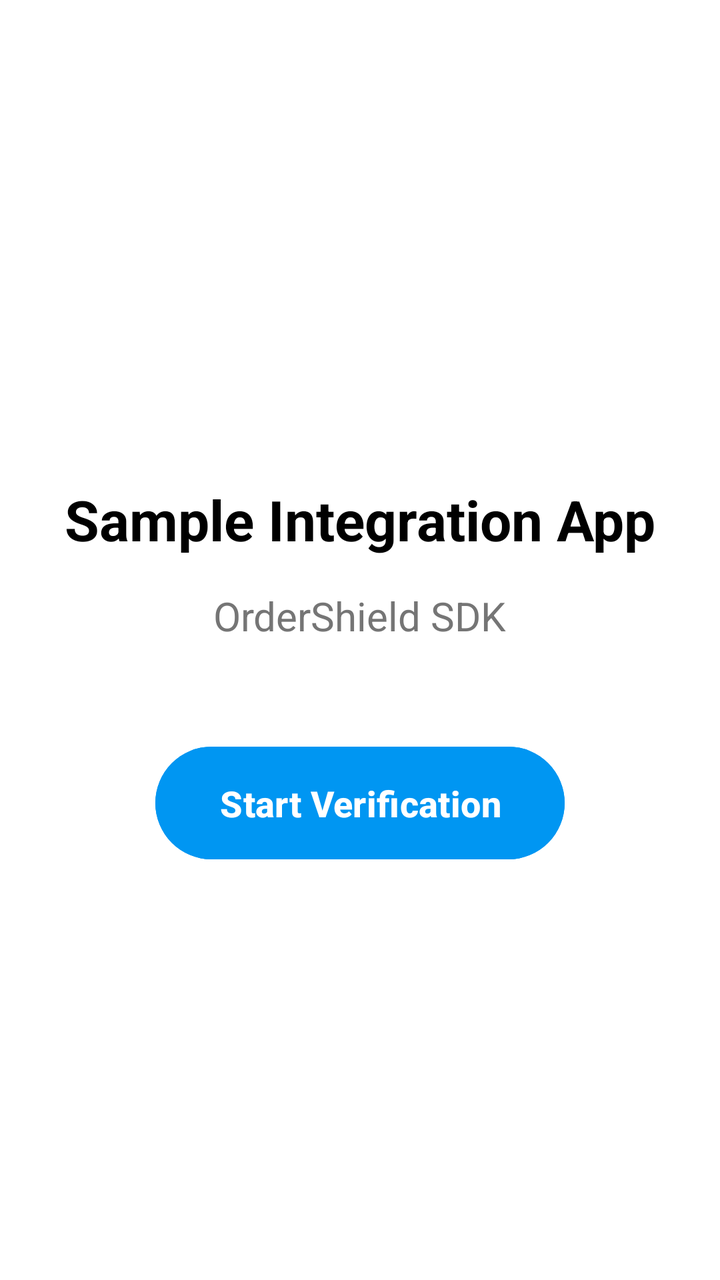
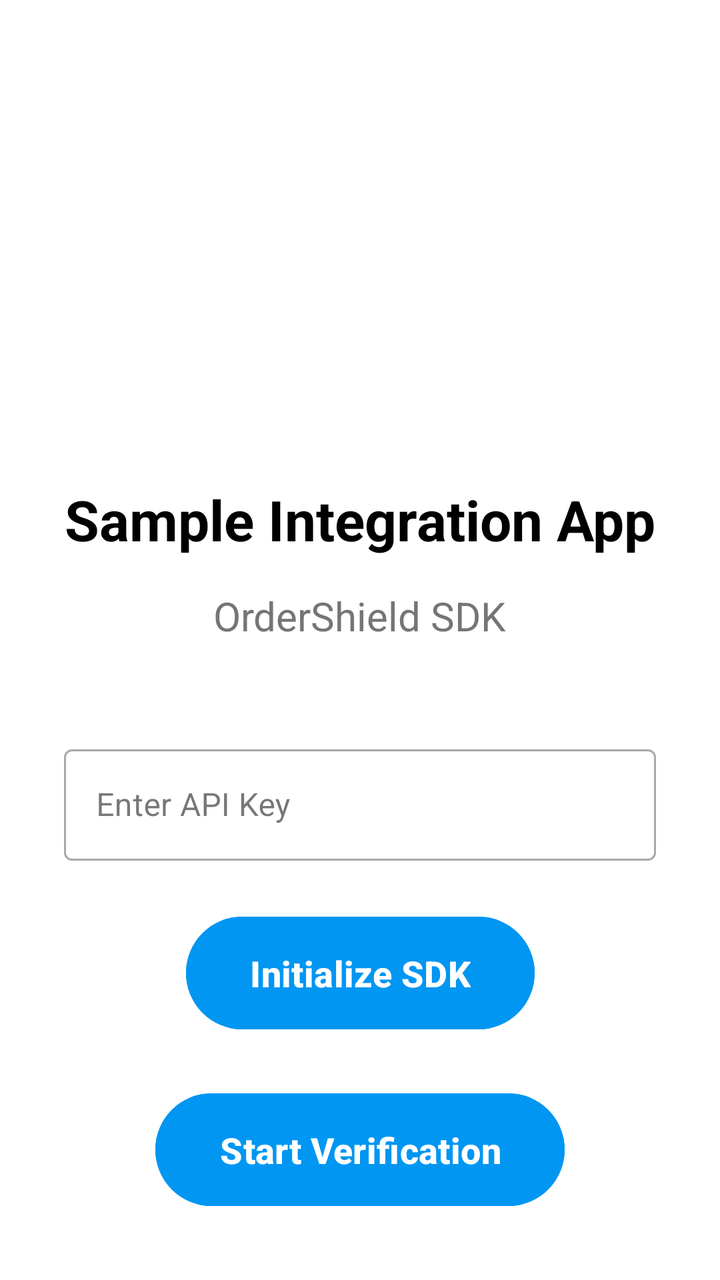

An Android layout rendered at two revisions. The XML below is the earlier revision; the diff shows what the commit changed to produce the second picture.
<!-- AndroidManifest.xml: application theme Theme.OrderShieldSDK -->
<!-- res/layout/activity_main.xml -->
<?xml version="1.0" encoding="utf-8"?>
<androidx.constraintlayout.widget.ConstraintLayout xmlns:android="http://schemas.android.com/apk/res/android"
    xmlns:app="http://schemas.android.com/apk/res-auto"
    xmlns:tools="http://schemas.android.com/tools"
    android:id="@+id/main"
    android:layout_width="match_parent"
    android:layout_height="match_parent"
    android:background="@color/white"
    tools:context=".MainActivity">

    <TextView
        android:id="@+id/tvTitle"
        android:layout_width="wrap_content"
        android:layout_height="wrap_content"
        android:text="@string/sample_integration_app"
        android:textSize="28sp"
        android:textStyle="bold"
        android:textColor="@color/black"
        app:layout_constraintTop_toTopOf="parent"
        app:layout_constraintBottom_toBottomOf="parent"
        app:layout_constraintStart_toStartOf="parent"
        app:layout_constraintEnd_toEndOf="parent"
        app:layout_constraintVertical_chainStyle="packed"
        app:layout_constraintVertical_bias="0.4" />

    <TextView
        android:id="@+id/tvSubtitle"
        android:layout_width="wrap_content"
        android:layout_height="wrap_content"
        android:text="@string/ordershield_sdk"
        android:textSize="20sp"
        android:textColor="@color/gray_light"
        app:layout_constraintTop_toBottomOf="@id/tvTitle"
        app:layout_constraintStart_toStartOf="parent"
        app:layout_constraintEnd_toEndOf="parent"
        android:layout_marginTop="16dp" />

    <com.google.android.material.button.MaterialButton
        android:id="@+id/btnStartVerification"
        android:layout_width="wrap_content"
        android:layout_height="wrap_content"
        android:text="@string/start_verification"
        android:textSize="18sp"
        android:textStyle="bold"
        android:textColor="@color/white"
        android:paddingStart="32dp"
        android:paddingEnd="32dp"
        android:paddingTop="16dp"
        android:paddingBottom="16dp"
        android:backgroundTint="@color/blue_primary"
        app:layout_constraintTop_toBottomOf="@id/tvSubtitle"
        app:layout_constraintStart_toStartOf="parent"
        app:layout_constraintEnd_toEndOf="parent"
        android:layout_marginTop="48dp" />

</androidx.constraintlayout.widget.ConstraintLayout>
<!-- resources referenced by this layout -->
<resources>
  <color name="black">#FF000000</color>
  <color name="blue_primary">#0096f2</color>
  <color name="gray_light">#757575</color>
  <color name="white">#FFFFFFFF</color>
  <string name="ordershield_sdk">OrderShield SDK</string>
  <string name="sample_integration_app">Sample Integration App</string>
  <string name="start_verification">Start Verification</string>
  <style name="Theme.OrderShieldSDK" parent="Base.Theme.OrderShieldSDK" />
  <style name="Base.Theme.OrderShieldSDK" parent="Theme.Material3.DayNight.NoActionBar">
          
          
      </style>
</resources>

<!-- the commit's change to res/layout/activity_main.xml (unified diff, before → after) -->
@@ -35,6 +35,46 @@
         app:layout_constraintEnd_toEndOf="parent"
         android:layout_marginTop="16dp" />
 
+    <com.google.android.material.textfield.TextInputLayout
+        android:id="@+id/tilApiKey"
+        android:layout_width="0dp"
+        android:layout_height="wrap_content"
+        android:hint="Enter API Key"
+        android:layout_marginStart="32dp"
+        android:layout_marginEnd="32dp"
+        android:layout_marginTop="48dp"
+        app:layout_constraintTop_toBottomOf="@id/tvSubtitle"
+        app:layout_constraintStart_toStartOf="parent"
+        app:layout_constraintEnd_toEndOf="parent"
+        style="@style/Widget.MaterialComponents.TextInputLayout.OutlinedBox">
+
+        <com.google.android.material.textfield.TextInputEditText
+            android:id="@+id/etApiKey"
+            android:layout_width="match_parent"
+            android:layout_height="wrap_content"
+            android:inputType="text"
+            android:text="" />
+
+    </com.google.android.material.textfield.TextInputLayout>
+
+    <com.google.android.material.button.MaterialButton
+        android:id="@+id/btnInitialize"
+        android:layout_width="wrap_content"
+        android:layout_height="wrap_content"
+        android:text="Initialize SDK"
+        android:textSize="18sp"
+        android:textStyle="bold"
+        android:textColor="@color/white"
+        android:paddingStart="32dp"
+        android:paddingEnd="32dp"
+        android:paddingTop="16dp"
+        android:paddingBottom="16dp"
+        android:backgroundTint="@color/blue_primary"
+        app:layout_constraintTop_toBottomOf="@id/tilApiKey"
+        app:layout_constraintStart_toStartOf="parent"
+        app:layout_constraintEnd_toEndOf="parent"
+        android:layout_marginTop="24dp" />
+
     <com.google.android.material.button.MaterialButton
         android:id="@+id/btnStartVerification"
         android:layout_width="wrap_content"
@@ -48,9 +88,10 @@
         android:paddingTop="16dp"
         android:paddingBottom="16dp"
         android:backgroundTint="@color/blue_primary"
-        app:layout_constraintTop_toBottomOf="@id/tvSubtitle"
+        android:enabled="false"
+        app:layout_constraintTop_toBottomOf="@id/btnInitialize"
         app:layout_constraintStart_toStartOf="parent"
         app:layout_constraintEnd_toEndOf="parent"
-        android:layout_marginTop="48dp" />
+        android:layout_marginTop="24dp" />
 
 </androidx.constraintlayout.widget.ConstraintLayout>
